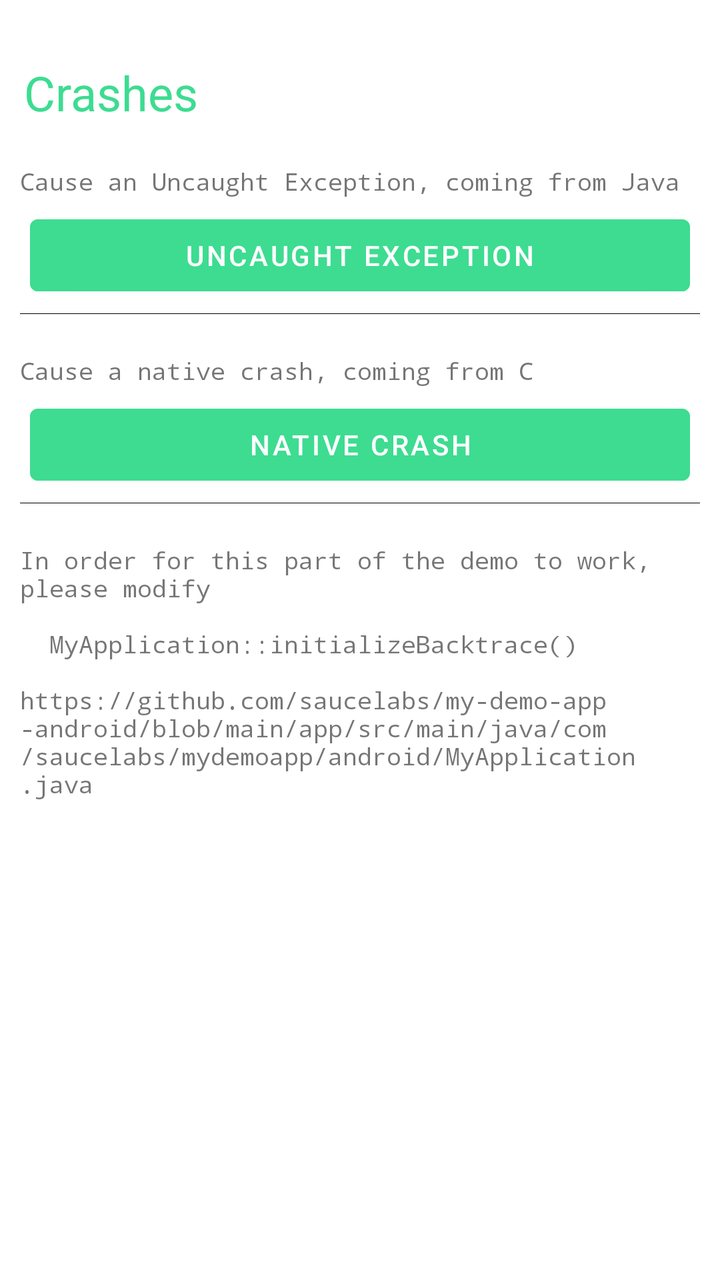
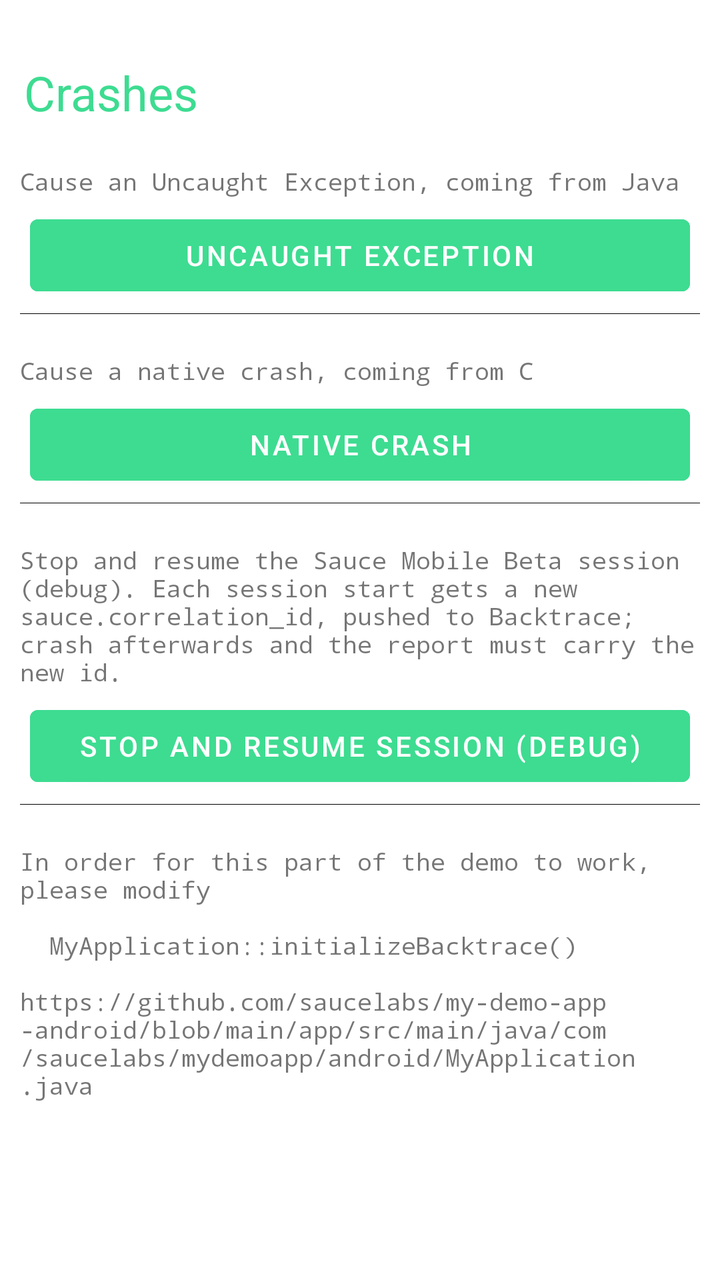

Two renders of the same Android screen: before a commit and after it. Below are the layout's source before the change and the commit's diff.
<!-- AndroidManifest.xml: application theme AppTheme -->
<!-- res/layout/activity_debug_crash.xml -->
<?xml version="1.0" encoding="utf-8"?>
<layout xmlns:tools="http://schemas.android.com/tools"
    xmlns:android="http://schemas.android.com/apk/res/android"
    xmlns:app="http://schemas.android.com/apk/res-auto">

    <ScrollView
        android:layout_width="match_parent"
        android:layout_height="match_parent">

        <LinearLayout
            android:layout_width="match_parent"
            android:layout_height="wrap_content"
            android:orientation="vertical"
            android:padding="10dp">

            <TextView
                android:layout_width="match_parent"
                android:layout_height="wrap_content"
                android:paddingLeft="2dp"
                android:paddingTop="20dp"
                android:paddingRight="5dp"
                android:paddingBottom="20dp"
                android:text="Crashes"
                android:textColor="@color/green"
                android:textSize="24dp" />

            <LinearLayout
                android:layout_width="match_parent"
                android:layout_height="wrap_content"
                android:orientation="vertical"
                android:paddingBottom="20dp">

                <TextView
                    android:layout_width="match_parent"
                    android:layout_height="wrap_content"
                    android:fontFamily="monospace"
                    android:text="Cause an Uncaught Exception, coming from Java"
                    android:textIsSelectable="true"
                    android:textSize="12dp" />

                <Button
                    android:id="@+id/cause_uncaught_exception_button"
                    android:layout_width="match_parent"
                    android:layout_height="wrap_content"
                    android:layout_margin="5dp"
                    android:backgroundTint="@color/green"
                    android:text="UNCAUGHT EXCEPTION"
                    android:textColor="@color/white"
                    android:textSize="14dp" />

                <View
                    android:layout_width="match_parent"
                    android:layout_height="1px"
                    android:background="@color/black" />
            </LinearLayout>

            <LinearLayout
                android:layout_width="match_parent"
                android:layout_height="wrap_content"
                android:orientation="vertical"
                android:paddingBottom="20dp">

                <TextView
                    android:layout_width="match_parent"
                    android:layout_height="wrap_content"
                    android:fontFamily="monospace"
                    android:text="Cause a native crash, coming from C"
                    android:textIsSelectable="true"
                    android:textSize="12dp" />

                <Button
                    android:id="@+id/cause_native_crash_button"
                    android:layout_width="match_parent"
                    android:layout_height="wrap_content"
                    android:layout_margin="5dp"
                    android:backgroundTint="@color/green"
                    android:text="NATIVE CRASH"
                    android:textColor="@color/white"
                    android:textSize="14dp" />

                <View
                    android:layout_width="match_parent"
                    android:layout_height="1px"
                    android:background="@color/black" />
            </LinearLayout>

            <LinearLayout
                android:layout_width="match_parent"
                android:layout_height="wrap_content"
                android:orientation="vertical"
                android:paddingBottom="20dp">

                <TextView
                    android:layout_width="match_parent"
                    android:layout_height="wrap_content"
                    android:fontFamily="monospace"
                    android:text="In order for this part of the demo to work, please modify \n\n
 MyApplication::initializeBacktrace() \n\nhttps://github.com/saucelabs/my-demo-app-android/blob/main/app/src/main/java/com/saucelabs/mydemoapp/android/MyApplication.java"
                    android:textIsSelectable="true"
                    android:textSize="12dp" />
            </LinearLayout>
        </LinearLayout>
    </ScrollView>
</layout>
<!-- resources referenced by this layout -->
<resources>
  <color name="black">#000000</color>
  <color name="green">#3DDC91</color>
  <color name="white">#FFFFFF</color>
  <style name="AppTheme" parent="Theme.MaterialComponents.Light.NoActionBar">
          <item name="colorPrimary">@color/colorPrimary</item>
          <item name="colorPrimaryDark">@color/colorPrimaryDark</item>
          <item name="colorAccent">@color/colorAccent</item>
      </style>
  <color name="colorPrimary">@color/white</color>
  <color name="colorPrimaryDark">@color/white</color>
  <color name="colorAccent">@color/red</color>
  <color name="red">#E2231A</color>
</resources>

<!-- the commit's change to res/layout/activity_debug_crash.xml (unified diff, before → after) -->
@@ -94,6 +94,36 @@
                     android:layout_width="match_parent"
                     android:layout_height="wrap_content"
                     android:fontFamily="monospace"
+                    android:text="Stop and resume the Sauce Mobile Beta session (debug). Each session start gets a new sauce.correlation_id, pushed to Backtrace; crash afterwards and the report must carry the new id."
+                    android:textIsSelectable="true"
+                    android:textSize="12dp" />
+
+                <Button
+                    android:id="@+id/stop_and_resume_session_button"
+                    android:layout_width="match_parent"
+                    android:layout_height="wrap_content"
+                    android:layout_margin="5dp"
+                    android:backgroundTint="@color/green"
+                    android:text="STOP AND RESUME SESSION (DEBUG)"
+                    android:textColor="@color/white"
+                    android:textSize="14dp" />
+
+                <View
+                    android:layout_width="match_parent"
+                    android:layout_height="1px"
+                    android:background="@color/black" />
+            </LinearLayout>
+
+            <LinearLayout
+                android:layout_width="match_parent"
+                android:layout_height="wrap_content"
+                android:orientation="vertical"
+                android:paddingBottom="20dp">
+
+                <TextView
+                    android:layout_width="match_parent"
+                    android:layout_height="wrap_content"
+                    android:fontFamily="monospace"
                     android:text="In order for this part of the demo to work, please modify \n\n
  MyApplication::initializeBacktrace() \n\nhttps://github.com/saucelabs/my-demo-app-android/blob/main/app/src/main/java/com/saucelabs/mydemoapp/android/MyApplication.java"
                     android:textIsSelectable="true"
